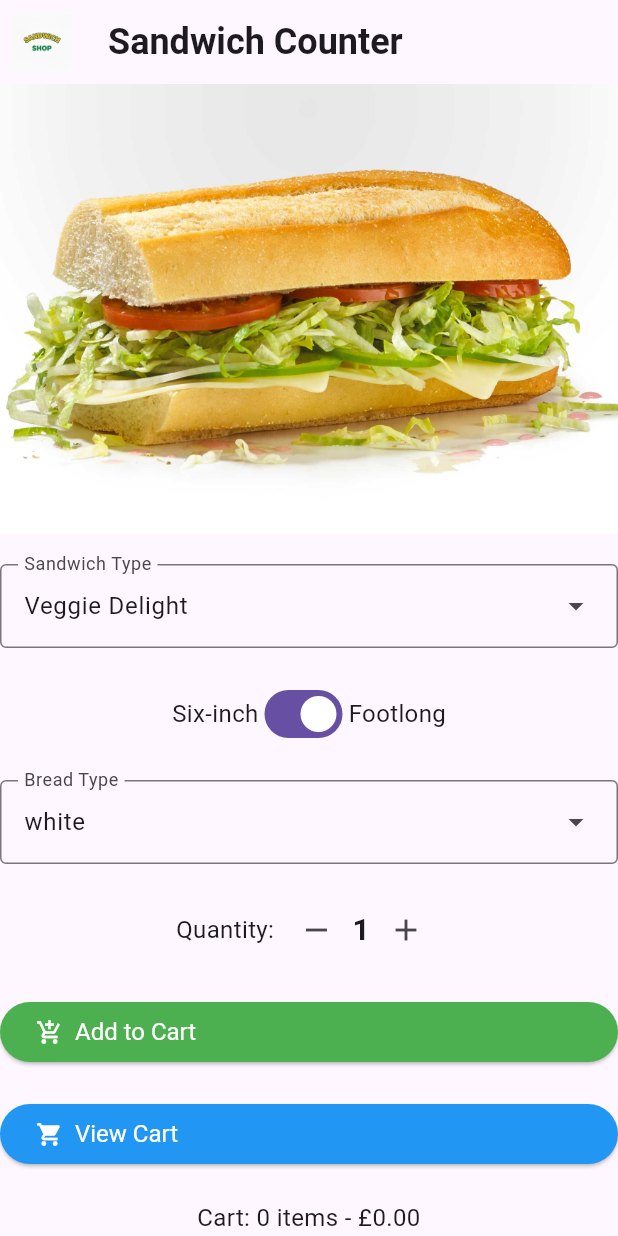
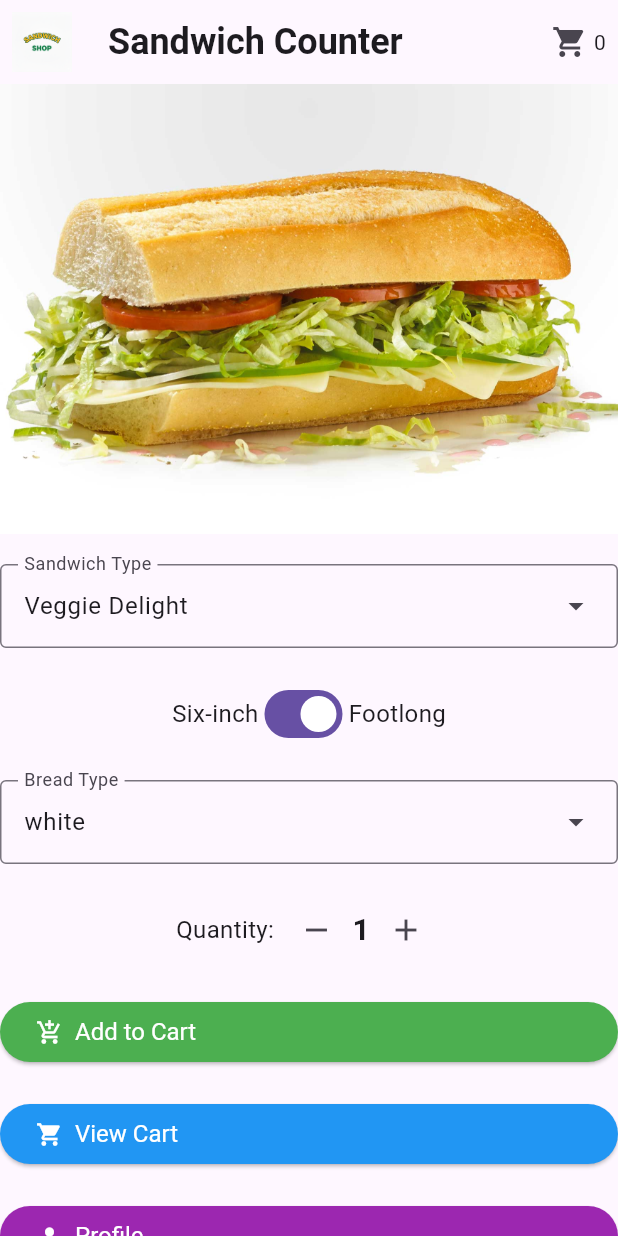
Before and after one commit to Mattcodez21/sandwich_shop, a Flutter app: the screen it shows after launch, on a phone screen of 412 x 824 dp. Run offline on Flutter 3.47's test engine with Material 3 defaults, Android fonts, the phone set to English and light mode, and no system bars.

Commit message:
Refactor Cart and Checkout screens to use Provider for state management and improve item handling

```diff
--- a/lib/views/order_screen.dart
+++ b/lib/views/order_screen.dart
@@ -3,6 +3,8 @@ import 'package:sandwich_shop/views/app_styles.dart';
 import 'package:sandwich_shop/views/cart_screen.dart';
 import 'package:sandwich_shop/models/cart.dart';
 import 'package:sandwich_shop/models/sandwich.dart';
+import 'package:provider/provider.dart';
+import 'package:sandwich_shop/views/profile_screen.dart';
 
 class OrderScreen extends StatefulWidget {
   final int maxQuantity;
@@ -16,7 +18,6 @@ class OrderScreen extends StatefulWidget {
 }
 
 class _OrderScreenState extends State<OrderScreen> {
-  final Cart _cart = Cart();
   final TextEditingController _notesController = TextEditingController();
 
   SandwichType _selectedSandwichType = SandwichType.veggieDelight;
@@ -38,6 +39,36 @@ class _OrderScreenState extends State<OrderScreen> {
     super.dispose();
   }
 
+  Future<void> _navigateToProfile() async {
+    final Map<String, String>? result =
+        await Navigator.push<Map<String, String>>(
+      context,
+      MaterialPageRoute<Map<String, String>>(
+        builder: (BuildContext context) => const ProfileScreen(),
+      ),
+    );
+
+    final bool hasResult = result != null;
+    final bool widgetStillMounted = mounted;
+
+    if (hasResult && widgetStillMounted) {
+      _showWelcomeMessage(result);
+    }
+  }
+
+  void _showWelcomeMessage(Map<String, String> profileData) {
+    final String name = profileData['name']!;
+    final String location = profileData['location']!;
+    final String welcomeMessage = 'Welcome, $name! Ordering from $location';
+
+    final SnackBar welcomeSnackBar = SnackBar(
+      content: Text(welcomeMessage),
+      duration: const Duration(seconds: 3),
+    );
+
+    ScaffoldMessenger.of(context).showSnackBar(welcomeSnackBar);
+  }
+
   void _addToCart() {
     if (_quantity > 0) {
       final Sandwich sandwich = Sandwich(
@@ -46,9 +77,8 @@ class _OrderScreenState extends State<OrderScreen> {
         breadType: _selectedBreadType,
       );
 
-      setState(() {
-        _cart.add(sandwich, quantity: _quantity);
-      });
+      final Cart cart = Provider.of<Cart>(context, listen: false);
+      cart.add(sandwich, quantity: _quantity);
 
       String sizeText;
       if (_isFootlong) {
@@ -79,7 +109,7 @@ class _OrderScreenState extends State<OrderScreen> {
     Navigator.push(
       context,
       MaterialPageRoute<void>(
-        builder: (BuildContext context) => CartScreen(cart: _cart),
+        builder: (BuildContext context) => const CartScreen(),
       ),
     );
   }
@@ -134,6 +164,23 @@ class _OrderScreenState extends State<OrderScreen> {
           'Sandwich Counter',
           style: heading1,
         ),
+        actions: [
+          Consumer<Cart>(
+            builder: (context, cart, child) {
+              return Padding(
+                padding: const EdgeInsets.all(8.0),
+                child: Row(
+                  mainAxisSize: MainAxisSize.min,
+                  children: [
+                    const Icon(Icons.shopping_cart),
+                    const SizedBox(width: 4),
+                    Text('${cart.countOfItems}'),
+                  ],
+                ),
+              );
+            },
+          ),
+        ],
       ),
       body: Center(
         child: SingleChildScrollView(
@@ -226,24 +273,23 @@ class _OrderScreenState extends State<OrderScreen> {
                 backgroundColor: Colors.blue,
               ),
               const SizedBox(height: 20),
-              Text(
-                'Cart: ${_cart.countOfItems} items - £${_cart.totalPrice.toStringAsFixed(2)}',
-                style: normalText,
-                textAlign: TextAlign.center,
+              StyledButton(
+                onPressed: _navigateToProfile,
+                icon: Icons.person,
+                label: 'Profile',
+                backgroundColor: Colors.purple,
               ),
               const SizedBox(height: 20),
-              TextButton(
-                onPressed: () {
-                  Navigator.pushNamed(context, '/profile');
+              Consumer<Cart>(
+                builder: (context, cart, child) {
+                  return Text(
+                    'Cart: ${cart.countOfItems} items - £${cart.totalPrice.toStringAsFixed(2)}',
+                    style: normalText,
+                    textAlign: TextAlign.center,
+                  );
                 },
-                child: const Text(
-                  'Manage Profile',
-                  style: TextStyle(
-                    color: Colors.blue,
-                    decoration: TextDecoration.underline,
-                  ),
-                ),
               ),
+              const SizedBox(height: 20),
             ],
           ),
         ),
```
Also changed, not shown: lib/views/cart_screen.dart (+76 -110 lines), lib/views/checkout_screen.dart (+42 -17 lines).
